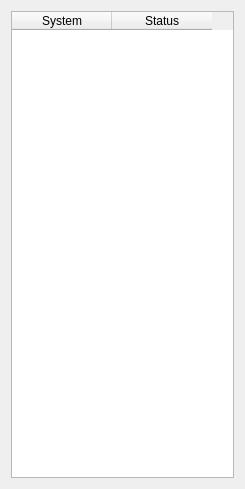
Before: the Qt Designer form flyer/statuswindow.ui in shujaatak/flyer2d, drawn with Qt 5.
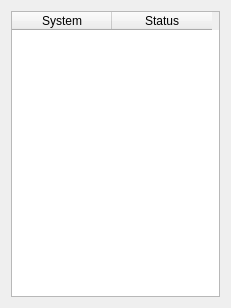
After: the same form once the commit is applied.

Patch:
```diff
--- a/flyer/statuswindow.ui
+++ b/flyer/statuswindow.ui
@@ -5,8 +5,8 @@
    <rect>
     <x>0</x>
     <y>0</y>
-    <width>245</width>
-    <height>489</height>
+    <width>231</width>
+    <height>308</height>
    </rect>
   </property>
   <property name="windowTitle" >
```
